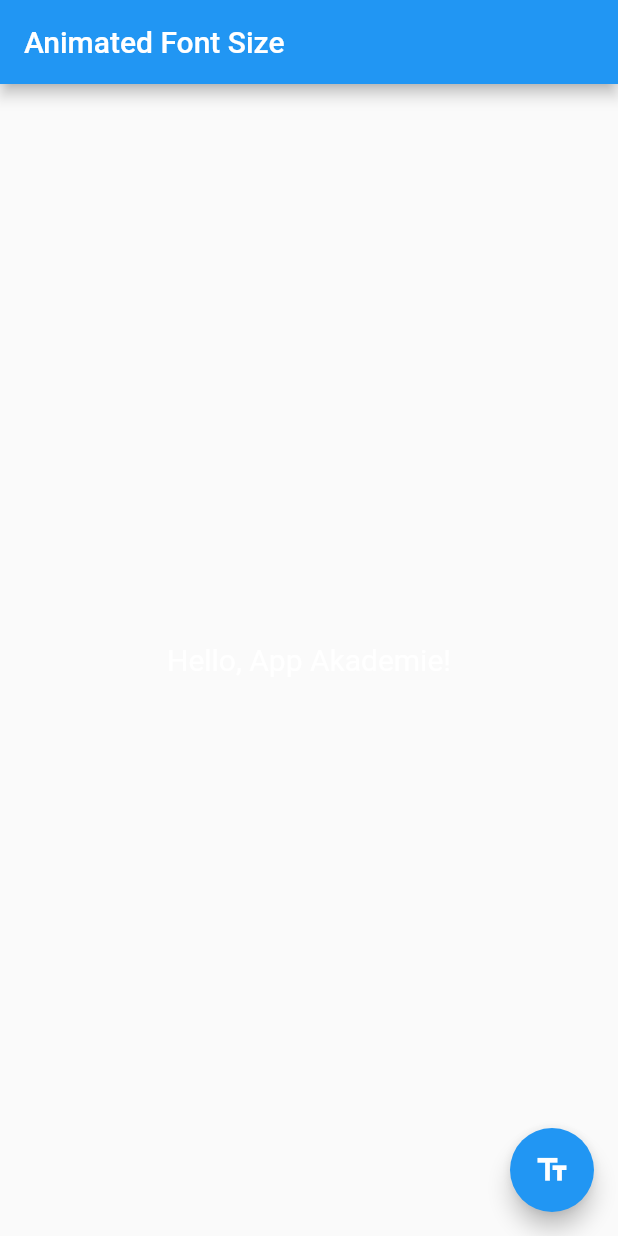
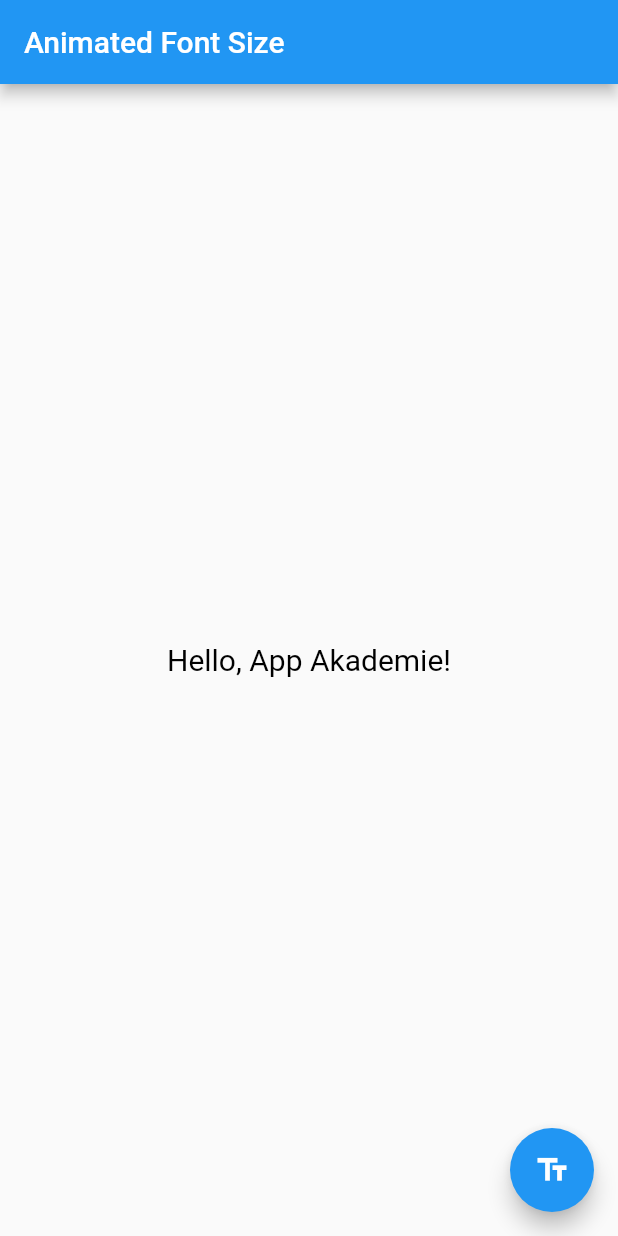
Before and after one commit to RaxoTheOne/batch_app_example4, a Flutter app: the screen it shows after launch, on a phone screen of 412 x 824 dp. Run offline on Flutter 3.47's test engine with Material 2 defaults, Android fonts, the phone set to English and light mode, and no system bars.

Commit message:
FontSize Color Change

```diff
--- a/lib/main.dart
+++ b/lib/main.dart
@@ -39,7 +39,7 @@ class _MyHomePageState extends State<MyHomePage> {
       ),
       body: Center(
         child: AnimatedDefaultTextStyle(
-          style: TextStyle(fontSize: _fontSize),
+          style: TextStyle(fontSize: _fontSize, color: Colors.black),
           duration: const Duration(seconds: 1),
           child: Text('Hello, App Akademie!'),
         ),
```
